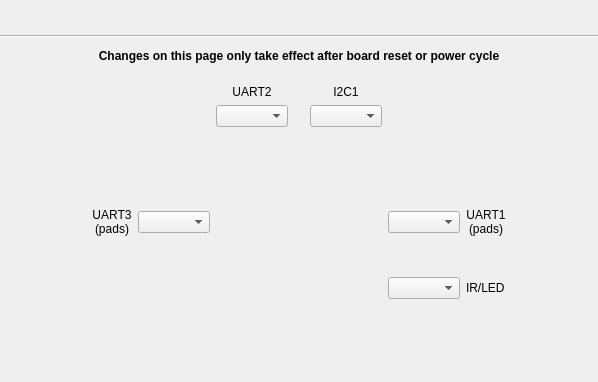
Above: ground/gcs/src/plugins/config/configspracingf3evohwwidget.ui from librepilot/LibrePilot before the change; both pictures show x 186 to 784 and y 0 to 382 of the 969 by 886 pixel window. Below: the same form after it.
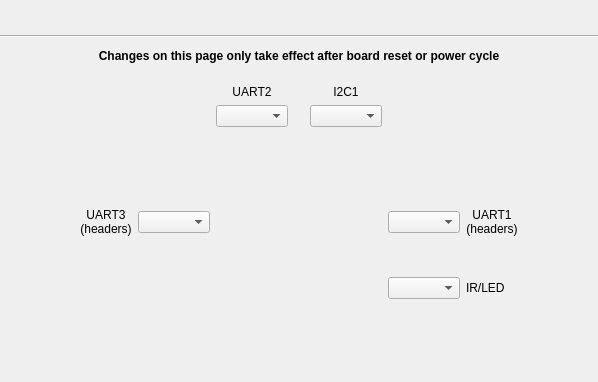
That is the form after the change. Icons and pictures are not drawn. Custom widgets are drawn as their Qt base class.

Commit message: LP-525 [GCS] [SPRACINGF3EVO] Changed UART3 & UART1 title to "headers" instead of "pads" to match the user manual.

The edit to the form file:
```diff
--- a/ground/gcs/src/plugins/config/configspracingf3evohwwidget.ui
+++ b/ground/gcs/src/plugins/config/configspracingf3evohwwidget.ui
@@ -305,7 +305,7 @@
                 <widget class="QLabel" name="lbUART3">
                  <property name="text">
                   <string>UART3
-(pads)</string>
+(headers)</string>
                  </property>
                  <property name="alignment">
                   <set>Qt::AlignCenter</set>
@@ -346,7 +346,7 @@
                 <widget class="QLabel" name="lbUART1">
                  <property name="text">
                   <string>UART1
-(pads)</string>
+(headers)</string>
                  </property>
                  <property name="alignment">
                   <set>Qt::AlignCenter</set>
```
